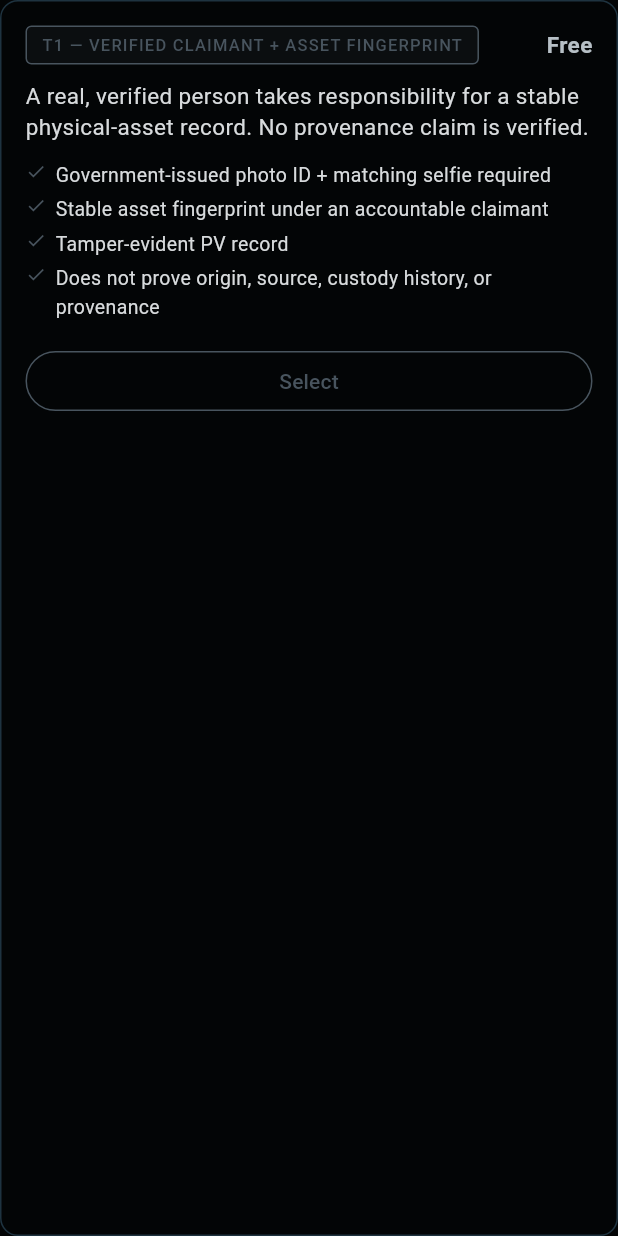
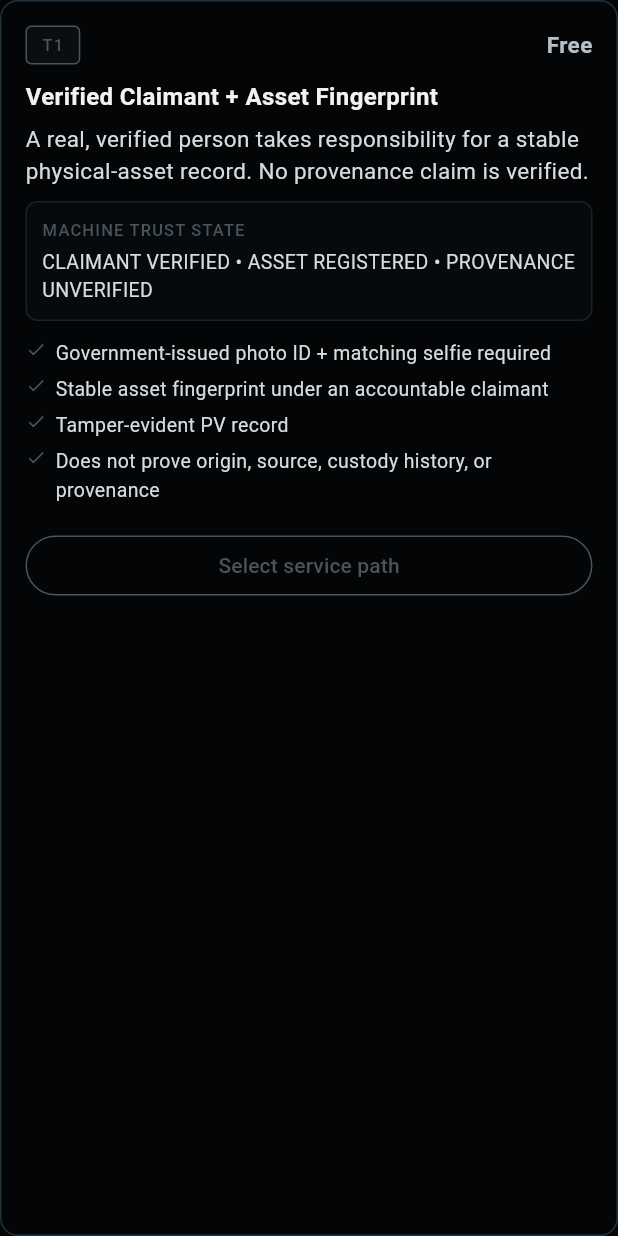
Before and after one commit to VERITAN-TO/provenance-verified, a Flutter app: the ServiceTierCard widget shown alone on an empty page, opened directly with empty values, on a phone screen of 412 x 824 dp. Run offline on Flutter 3.47's test engine with Material 3 defaults, Android fonts, the phone set to English and light mode, and no system bars; our stand-ins replace flutter_riverpod, flutter_secure_storage, go_router, shared_preferences; missing offline and left inert: mobile_scanner; accounts and stored records are empty.

Commit message:
make PV tier differentiation explicit in native UI

```diff
--- a/lib/submit/widgets/service_tier_card.dart
+++ b/lib/submit/widgets/service_tier_card.dart
@@ -1,7 +1,8 @@
-// ServiceTierCard — displays one service tier option in the selection step.
+// ServiceTierCard — displays one requested PV service path.
 //
-// The tier shown is a REQUESTED SERVICE, not a guaranteed outcome.
-// Trust determination is performed exclusively by the backend after review.
+// The service selected is never the trust outcome. PV Protocol determines the
+// result after evidence, review, and authority gates. Every path requires an
+// accountable verified-human claimant.
 
 import 'package:flutter/material.dart';
 import '../models/submit_models.dart';
@@ -31,21 +32,18 @@ class ServiceTierCard extends StatelessWidget {
 
   @override
   Widget build(BuildContext context) {
-    final accent  = _tierAccent;
+    final accent = _tierAccent;
     final borderColor = isSelected ? accent : PvColors.border;
 
     return Semantics(
-      label: '${tier.displayName}: ${tier.shortDescription}. Price: ${tier.priceRange}. '
+      label: '${tier.displayName}: ${tier.shortDescription}. ${tier.machineTrustState}. Price: ${tier.priceRange}. '
           '${isSelected ? "Currently selected." : "Tap to select."}',
       button: !isSelected,
       child: AnimatedContainer(
         duration: const Duration(milliseconds: 200),
         decoration: BoxDecoration(
           color: isSelected ? PvColors.surface : PvColors.background,
-          border: Border.all(
-            color: borderColor,
-            width: isSelected ? 2 : 1,
-          ),
+          border: Border.all(color: borderColor, width: isSelected ? 2 : 1),
           borderRadius: BorderRadius.circular(12),
         ),
         child: InkWell(
@@ -56,7 +54,6 @@ class ServiceTierCard extends StatelessWidget {
             child: Column(
               crossAxisAlignment: CrossAxisAlignment.start,
               children: [
-                // ── Header row ──────────────────────────────────────────────
                 Row(
                   children: [
                     Container(
@@ -66,10 +63,7 @@ class ServiceTierCard extends StatelessWidget {
                         border: Border.all(color: accent),
                         borderRadius: BorderRadius.circular(4),
                       ),
-                      child: Text(
-                        tier.displayName.toUpperCase(),
-                        style: PvTypography.label.copyWith(color: accent),
-                      ),
+                      child: Text(tier.apiValue, style: PvTypography.label.copyWith(color: accent)),
                     ),
                     const Spacer(),
                     Text(
@@ -85,66 +79,51 @@ class ServiceTierCard extends StatelessWidget {
                     ],
                   ],
                 ),
-
                 const SizedBox(height: 10),
-
-                // ── Short description ───────────────────────────────────────
                 Text(
-                  tier.shortDescription,
-                  style: PvTypography.body.copyWith(
-                    color: PvColors.onSurface,
+                  tier.displayName.replaceFirst('${tier.apiValue} — ', ''),
+                  style: PvTypography.title.copyWith(color: PvColors.onBackground, fontSize: 16),
+                ),
+                const SizedBox(height: 6),
+                Text(tier.shortDescription, style: PvTypography.body.copyWith(color: PvColors.onSurface)),
+                const SizedBox(height: 10),
+                Container(
+                  width: double.infinity,
+                  padding: const EdgeInsets.all(10),
+                  decoration: BoxDecoration(
+                    color: accent.withAlpha(16),
+                    border: Border.all(color: accent.withAlpha(80)),
+                    borderRadius: BorderRadius.circular(8),
+                  ),
+                  child: Column(
+                    crossAxisAlignment: CrossAxisAlignment.start,
+                    children: [
+                      Text('MACHINE TRUST STATE', style: PvTypography.label.copyWith(color: accent)),
+                      const SizedBox(height: 4),
+                      Text(tier.machineTrustState, style: PvTypography.bodySmall.copyWith(color: PvColors.onSurface)),
+                    ],
                   ),
                 ),
-
                 const SizedBox(height: 12),
-
-                // ── Feature list ───────────────────────────────────────────
                 ...tier.features.map(
                   (f) => Padding(
-                    padding: const EdgeInsets.only(bottom: 4),
+                    padding: const EdgeInsets.only(bottom: 5),
                     child: Row(
                       crossAxisAlignment: CrossAxisAlignment.start,
                       children: [
-                        Icon(
-                          Icons.check,
-                          size: 14,
-                          color: accent,
-                        ),
+                        Icon(Icons.check, size: 14, color: accent),
                         const SizedBox(width: 6),
-                        Expanded(
-                          child: Text(
-                            f,
-                            style: PvTypography.bodySmall.copyWith(
-                              color: PvColors.onSurface,
-                            ),
-                          ),
-                        ),
+                        Expanded(child: Text(f, style: PvTypography.bodySmall.copyWith(color: PvColors.onSurface))),
                       ],
                     ),
                   ),
                 ),
-
                 const SizedBox(height: 12),
-
-                // ── Select button ───────────────────────────────────────────
-                if (!isSelected)
                 SizedBox(
                   width: double.infinity,
-                    child: OutlinedButton(
-                      onPressed: onSelect,
-                      style: OutlinedButton.styleFrom(
-                        foregroundColor: accent,
-                        side: BorderSide(color: accent),
-                        padding: const EdgeInsets.symmetric(vertical: 10),
-                      ),
-                      child: const Text('Select'),
-                    ),
-                  )
-                else
-                  SizedBox(
-                    width: double.infinity,
-                    child: FilledButton(
-                      onPressed: null, // already selected
+                  child: isSelected
+                      ? FilledButton(
+                          onPressed: null,
                           style: FilledButton.styleFrom(
                             backgroundColor: accent.withAlpha(40),
                             foregroundColor: accent,
@@ -152,7 +131,16 @@ class ServiceTierCard extends StatelessWidget {
                             disabledForegroundColor: accent,
                             padding: const EdgeInsets.symmetric(vertical: 10),
                           ),
-                      child: const Text('Selected'),
+                          child: const Text('Requested service selected'),
+                        )
+                      : OutlinedButton(
+                          onPressed: onSelect,
+                          style: OutlinedButton.styleFrom(
+                            foregroundColor: accent,
+                            side: BorderSide(color: accent),
+                            padding: const EdgeInsets.symmetric(vertical: 10),
+                          ),
+                          child: const Text('Select service path'),
                         ),
                 ),
               ],
```
Lines whose indentation alone changed are shown as unchanged.
